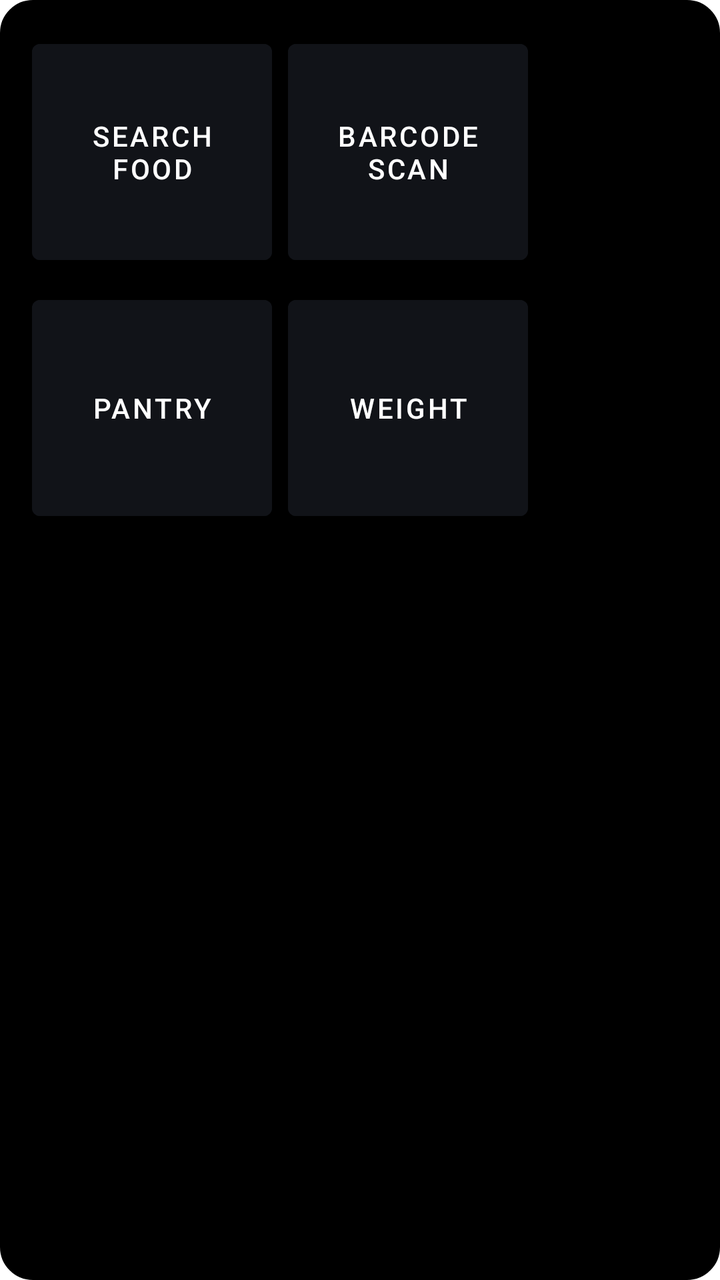
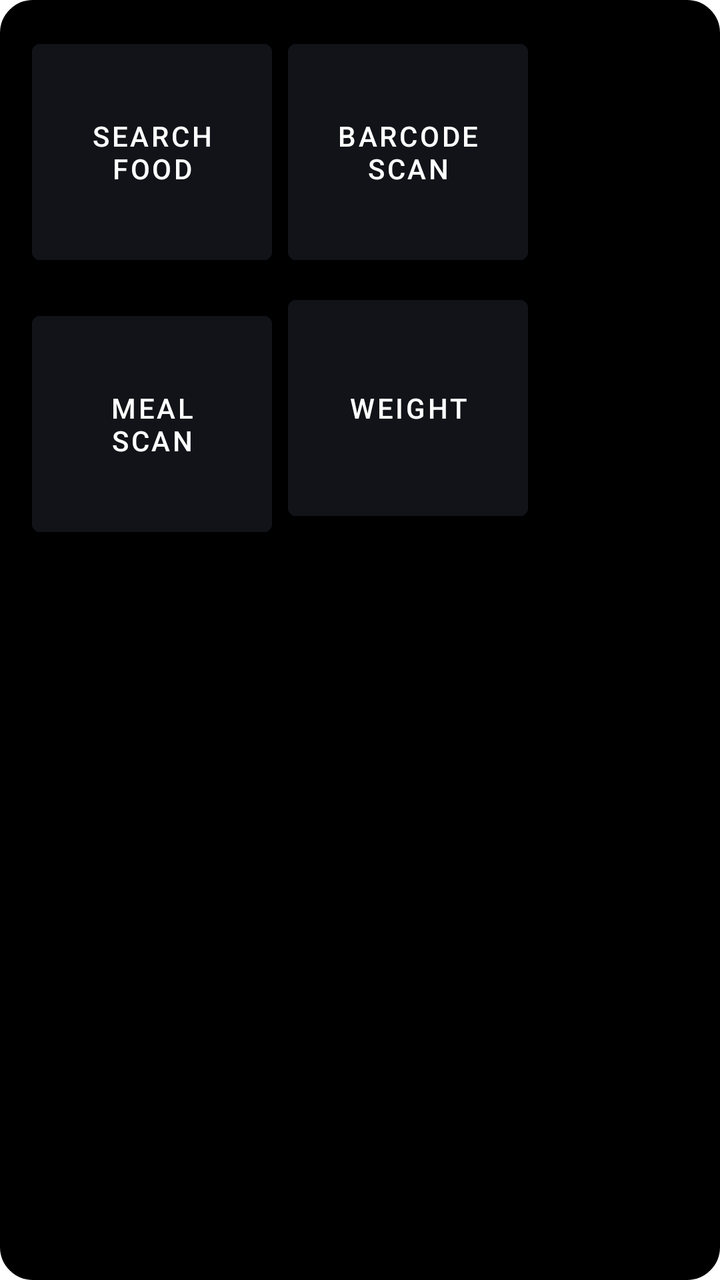

Before-and-after screenshots of an Android layout around one commit, followed by the original layout XML and the change that was made.
<!-- AndroidManifest.xml: application theme Theme.fitbite -->
<!-- res/layout/popup_options.xml -->
<?xml version="1.0" encoding="utf-8"?>
<LinearLayout xmlns:android="http://schemas.android.com/apk/res/android"
    android:orientation="vertical"
    android:padding="12dp"
    android:background="@drawable/popup_background"
    android:layout_width="wrap_content"
    android:layout_height="wrap_content">

    <GridLayout
        android:layout_width="wrap_content"
        android:layout_height="wrap_content"
        android:rowCount="2"
        android:columnCount="2"
        android:alignmentMode="alignBounds"
        android:useDefaultMargins="true"
        android:columnOrderPreserved="false"
        android:rowOrderPreserved="false">

        <Button
            android:id="@+id/btnSearchFood"
            android:layout_width="120dp"
            android:layout_height="120dp"
            android:backgroundTint="#111318"
            android:textColor="@color/white"
            android:text="Search Food" />

        <Button
            android:id="@+id/btnBarcodeScan"
            android:layout_width="120dp"
            android:layout_height="120dp"
            android:backgroundTint="#111318"
            android:textColor="@color/white"
            android:text="Barcode Scan" />

        <Button
            android:id="@+id/btnMealScan"
            android:layout_width="120dp"
            android:layout_height="120dp"
            android:backgroundTint="#111318"
            android:textColor="@color/white"
            android:text="Pantry" />

        <Button
            android:id="@+id/btnWeight"
            android:layout_width="120dp"
            android:layout_height="120dp"
            android:backgroundTint="#111318"
            android:textColor="@color/white"
            android:text="Weight" />

    </GridLayout>

</LinearLayout>
<!-- resources referenced by this layout -->
<resources>
  <color name="white">#FFFFFFFF</color>
  <!-- drawable popup_background (drawable) -->
  <shape xmlns:android="http://schemas.android.com/apk/res/android" android:shape="rectangle">
      <solid android:color="@android:color/black"/>
      <corners android:radius="16dp"/>
      <padding android:left="8dp" android:top="8dp" android:right="8dp" android:bottom="8dp"/>
      <stroke android:color="#000000" android:width="1dp"/>
  </shape>
  <style name="Theme.fitbite" parent="Theme.MaterialComponents.DayNight.NoActionBar">
          
          <item name="colorPrimary">@color/purple_500</item>
          <item name="colorPrimaryVariant">@color/purple_700</item>
          <item name="colorOnPrimary">@color/white</item>
          
          <item name="colorSecondary">@color/teal_200</item>
          <item name="colorSecondaryVariant">@color/teal_700</item>
          <item name="colorOnSecondary">@color/black</item>
          
          <item name="android:statusBarColor">?attr/colorPrimaryVariant</item>
          
      </style>
  <color name="purple_500">#FF6200EE</color>
  <color name="purple_700">#FF3700B3</color>
  <color name="teal_200">#FF03DAC5</color>
  <color name="teal_700">#FF018786</color>
  <color name="black">#FF000000</color>
</resources>

<!-- the commit's change to res/layout/popup_options.xml (unified diff, before → after) -->
@@ -38,7 +38,7 @@
             android:layout_height="120dp"
             android:backgroundTint="#111318"
             android:textColor="@color/white"
-            android:text="Pantry" />
+            android:text="Meal Scan" />
 
         <Button
             android:id="@+id/btnWeight"
